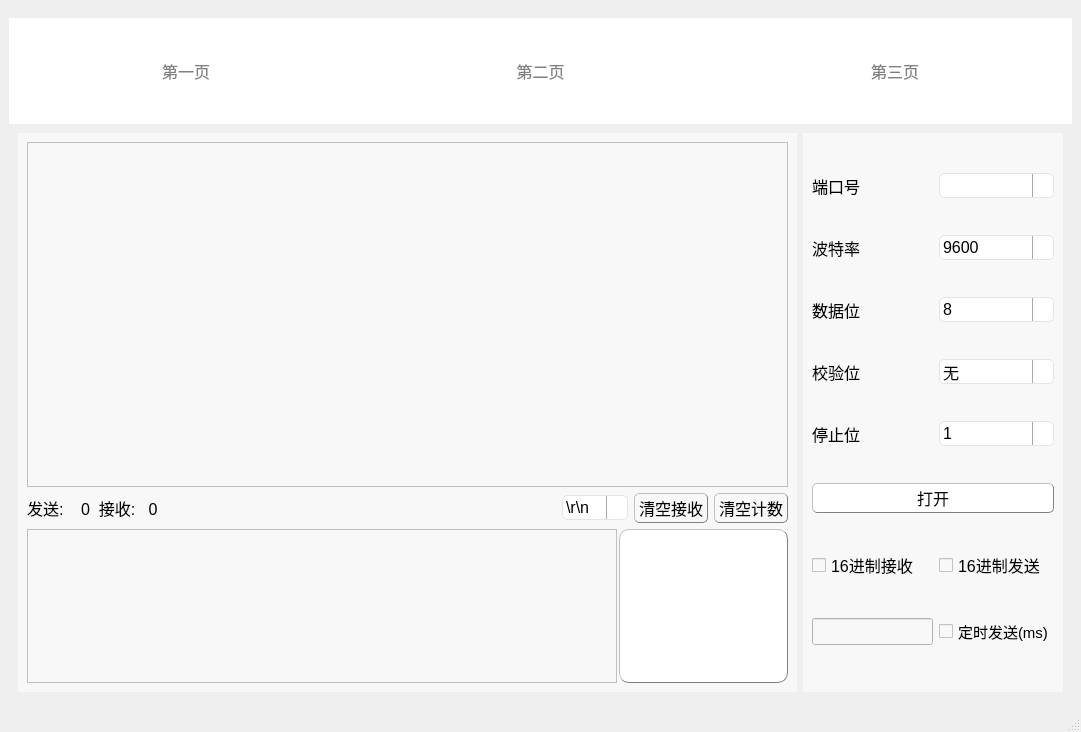
Qt form Serial/mainwindow.ui (RoadToSea/Qt_projects) before a commit.
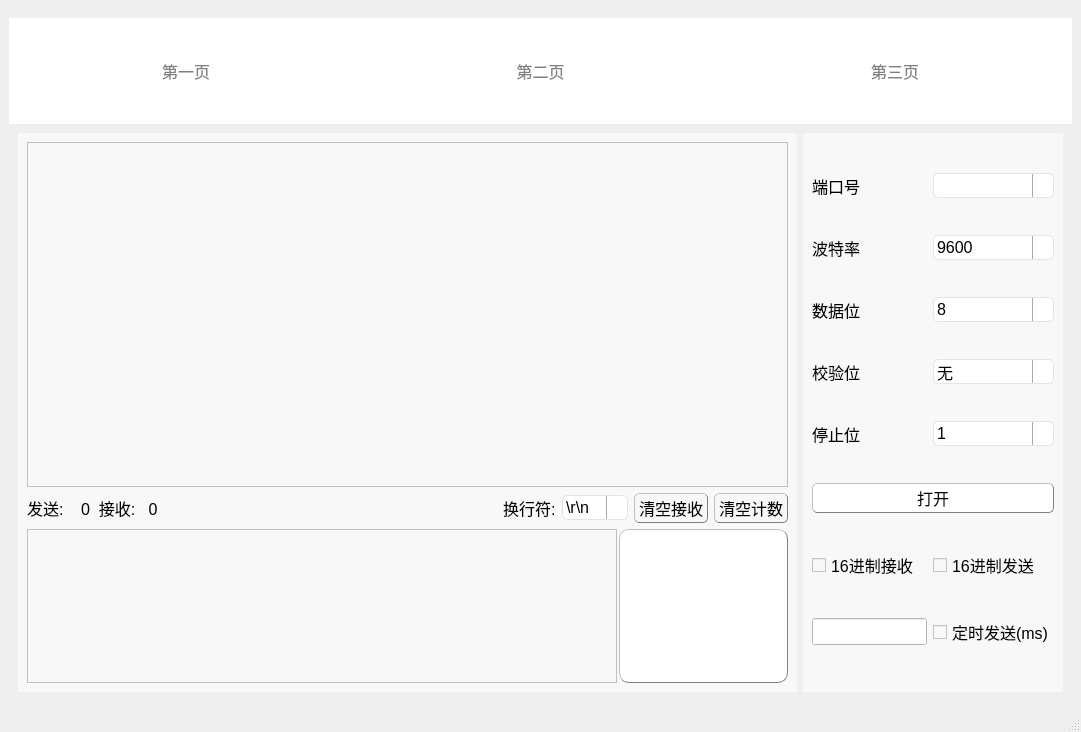
The same form after that commit. The open tabs and pages were chosen to show the change. Icons and pictures are not drawn. Custom widgets are drawn as their Qt base class.

Diff of the .ui file:
```diff
--- a/Serial/mainwindow.ui
+++ b/Serial/mainwindow.ui
@@ -265,7 +265,19 @@
               </spacer>
              </item>
              <item>
-              <widget class="QComboBox" name="comboBox">
+              <widget class="QLabel" name="label_7">
+               <property name="font">
+                <font>
+                 <pointsize>12</pointsize>
+                </font>
+               </property>
+               <property name="text">
+                <string>换行符:</string>
+               </property>
+              </widget>
+             </item>
+             <item>
+              <widget class="QComboBox" name="comboBox_lineBreak">
                <property name="font">
                 <font>
                  <pointsize>-1</pointsize>
@@ -811,13 +823,17 @@
             </widget>
            </item>
            <item row="7" column="0">
-            <widget class="QLineEdit" name="lineEdit_time"/>
+            <widget class="QLineEdit" name="lineEdit_time">
+             <property name="styleSheet">
+              <string notr="true">background-color: rgb(255, 255, 255);</string>
+             </property>
+            </widget>
            </item>
            <item row="7" column="1">
             <widget class="QCheckBox" name="checkBox_time">
              <property name="font">
               <font>
-               <pointsize>11</pointsize>
+               <pointsize>12</pointsize>
               </font>
              </property>
              <property name="text">
```
Left out of the diff: 7 changed lines with no effect on the pictures.
